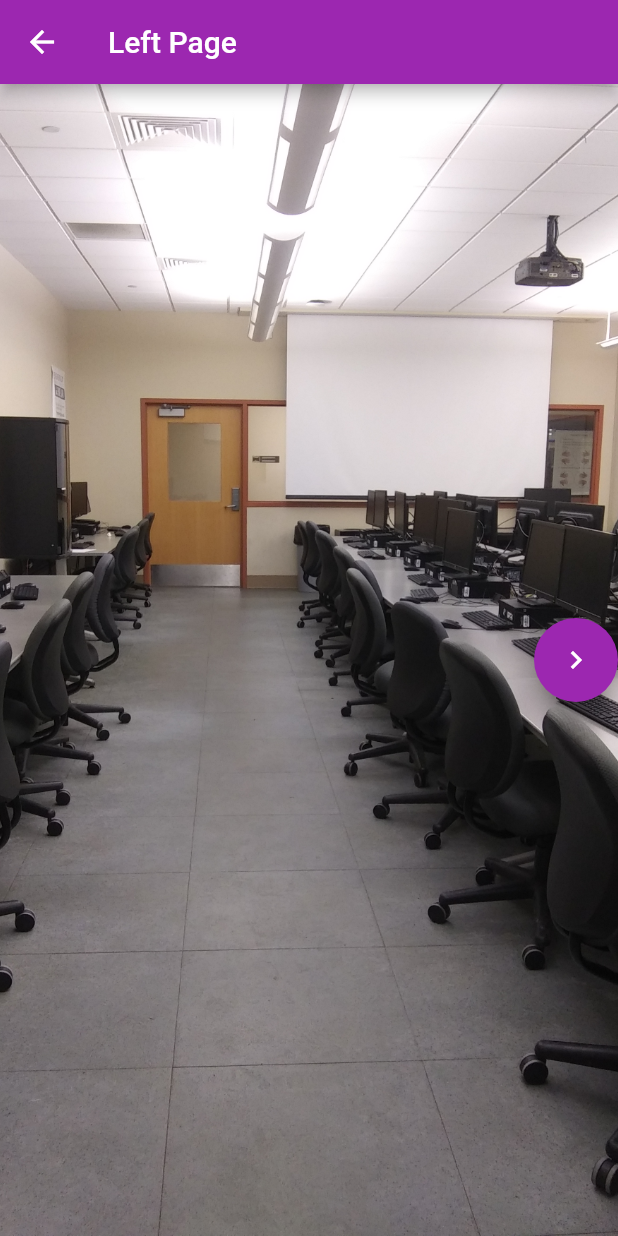
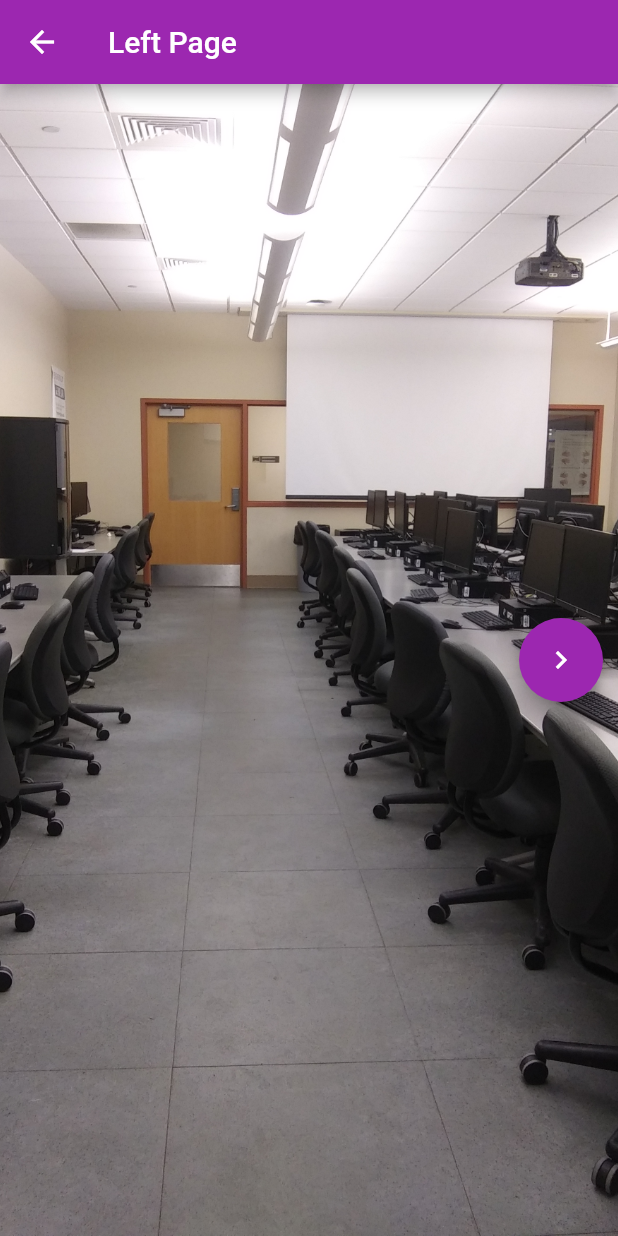
Before and after one commit to KimiHirano/Team5EOH2020, a Flutter app: the Room1LeftPage screen opened directly, on a phone screen of 412 x 824 dp. Run offline on Flutter 3.47's test engine with Material 2 defaults, Android fonts, the phone set to English and light mode, and no system bars.

Commit message:
Reformat, use stack for layout

```diff
--- a/eoh_2020/lib/room1left.dart
+++ b/eoh_2020/lib/room1left.dart
@@ -19,20 +19,16 @@ class _Room1LeftPageState extends State<Room1LeftPage> {
       Container(
         decoration: BoxDecoration(
           image: DecorationImage(
-                  image: AssetImage("images/Room1LeftPic.jpg"), fit: BoxFit.cover)),
+              image: AssetImage("images/Room1LeftPic.jpg"), fit: BoxFit.cover
+          )
+        ),
         child: Container(
-        child:
-        Row(
-          mainAxisAlignment: MainAxisAlignment.spaceBetween,
+          child: Stack (
             children: <Widget>[
-            Column(),
-            Column(),
-            Column(
-              mainAxisAlignment: MainAxisAlignment.center,
-              crossAxisAlignment: CrossAxisAlignment.end,
-              children: <Widget> [
-                Align(
-                  alignment: Alignment.centerRight,
+              Positioned (
+                  top: 50,
+                  bottom: 50,
+                  right: 10,
                   child: FloatingActionButton(
                       heroTag: 'Right',
                       onPressed: () {
@@ -41,10 +37,10 @@ class _Room1LeftPageState extends State<Room1LeftPage> {
                       tooltip: 'Right',
                       child:
                         Icon(Icons.keyboard_arrow_right),
-                  ), ),
+                  ),
+                ),
               ],
             ),
-            ],)
           ),
         ),
      );
```
Lines whose indentation alone changed are shown as unchanged.
